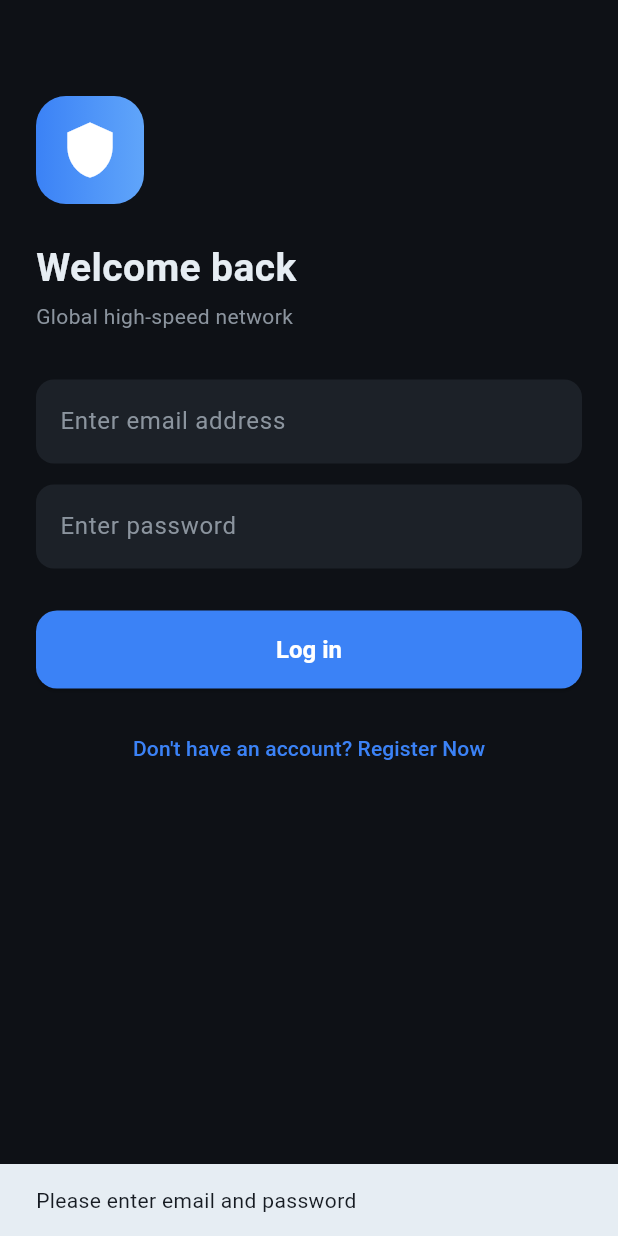
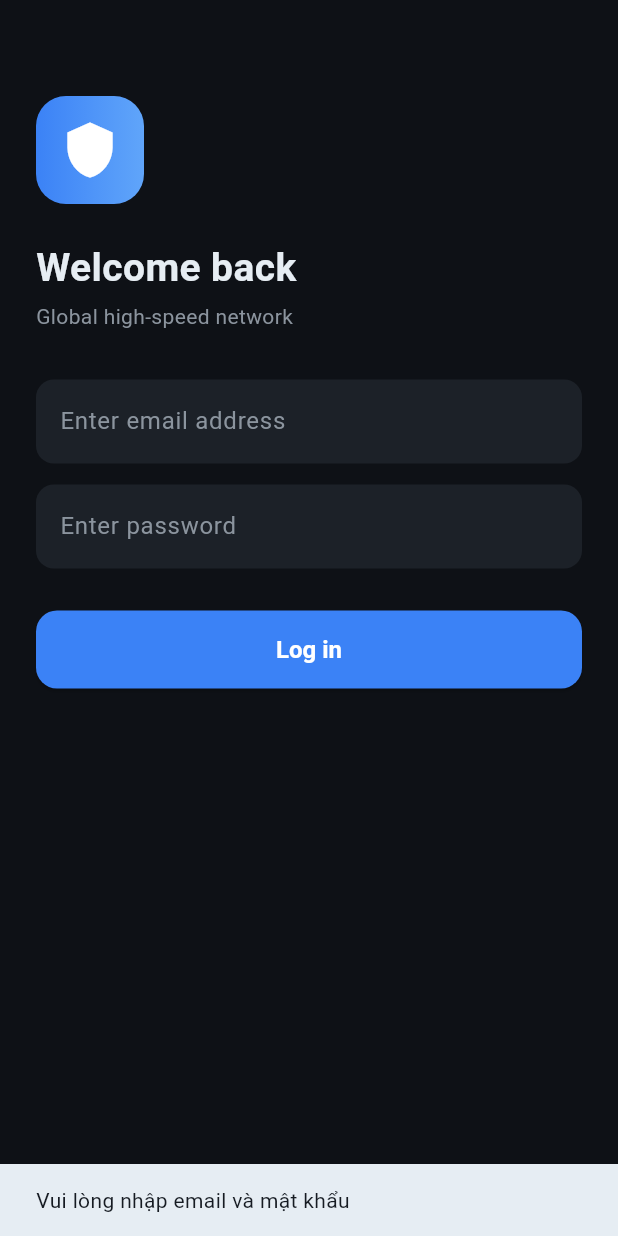
Before and after one commit to Cuong0k/user, a Flutter app: the screen it shows after launch, after a tap on "Log in", on a phone screen of 412 x 824 dp. Run offline on Flutter 3.47's test engine with Material 3 defaults, Android fonts, the phone set to English and light mode, and no system bars; our stand-ins replace dio, qr_flutter, shared_preferences; missing offline and left inert: country_flags, flutter_v2ray; accounts and stored records are empty; network calls fail.

Commit message:
login only, fix ss outbound routing, update-btn guard, clean home

```diff
--- a/lib/screens/home/home_screen.dart
+++ b/lib/screens/home/home_screen.dart
@@ -245,7 +245,7 @@ class _NodeSelector extends StatelessWidget {
               ),
         title: Text(node?.cleanName ?? 'Select a node',
             style: const TextStyle(fontWeight: FontWeight.w600)),
-        subtitle: Text(node == null ? 'Country/Region' : '${node.type} · x${node.rate}'),
+        subtitle: Text(node == null ? 'Country/Region' : 'Đã chọn'),
         trailing: const Icon(Icons.chevron_right),
         onTap: () => Navigator.push(context,
             MaterialPageRoute(builder: (_) => const NodeListScreen())),
--- a/lib/screens/login/login_screen.dart
+++ b/lib/screens/login/login_screen.dart
@@ -3,7 +3,6 @@ import 'package:provider/provider.dart';
 
 import '../../theme/app_theme.dart';
 import '../../providers/auth_provider.dart';
-import '../../core/api/v2board_service.dart';
 
 class LoginScreen extends StatefulWidget {
   const LoginScreen({super.key});
@@ -12,58 +11,25 @@ class LoginScreen extends StatefulWidget {
 }
 
 class _LoginScreenState extends State<LoginScreen> {
-  bool _isRegister = false;
   final _email = TextEditingController();
   final _pw = TextEditingController();
-  final _code = TextEditingController();
-  final _invite = TextEditingController();
-  int _countdown = 0;
 
   @override
   void dispose() {
     _email.dispose();
     _pw.dispose();
-    _code.dispose();
-    _invite.dispose();
     super.dispose();
-  }
-
-  Future<void> _sendCode() async {
-    if (_email.text.isEmpty) return _toast('Please enter email address');
-    try {
-      await V2BoardService.instance.sendEmailCode(_email.text.trim());
-      setState(() => _countdown = 60);
-      _tick();
-      _toast('Code sent');
-    } catch (e) {
-      _toast(e.toString());
-    }
-  }
-
-  void _tick() {
-    Future.delayed(const Duration(seconds: 1), () {
-      if (!mounted) return;
-      if (_countdown > 0) {
-        setState(() => _countdown--);
-        _tick();
-      }
-    });
   }
 
   Future<void> _submit() async {
     final auth = context.read<AuthProvider>();
     final email = _email.text.trim();
     final pw = _pw.text;
-    if (email.isEmpty || pw.isEmpty) return _toast('Please enter email and password');
-    if (pw.length < 6) return _toast('Password must be at least 6 characters');
+    if (email.isEmpty || pw.isEmpty) return _toast('Vui lòng nhập email và mật khẩu');
 
-    final ok = _isRegister
-        ? await auth.register(email, pw, _code.text.trim(),
-            _invite.text.trim().isEmpty ? null : _invite.text.trim())
-        : await auth.login(email, pw);
-
+    final ok = await auth.login(email, pw);
     if (!mounted) return;
-    if (!ok) _toast(auth.error ?? 'Failed');
+    if (!ok) _toast(auth.error ?? 'Đăng nhập thất bại');
   }
 
   void _toast(String m) =>
@@ -92,9 +58,9 @@ class _LoginScreenState extends State<LoginScreen> {
                 child: const Icon(Icons.shield, color: Colors.white, size: 40),
               ),
               const SizedBox(height: 24),
-              Text(
-                _isRegister ? 'Register Account' : 'Welcome back',
-                style: const TextStyle(
+              const Text(
+                'Welcome back',
+                style: TextStyle(
                     fontSize: 26,
                     fontWeight: FontWeight.bold,
                     color: AppColors.textPrimary),
@@ -114,34 +80,6 @@ class _LoginScreenState extends State<LoginScreen> {
                 obscureText: true,
                 decoration: const InputDecoration(hintText: 'Enter password'),
               ),
-              if (_isRegister) ...[
-                const SizedBox(height: 14),
-                Row(
-                  children: [
-                    Expanded(
-                      child: TextField(
-                        controller: _code,
-                        decoration:
-                            const InputDecoration(hintText: 'Verification code'),
-                      ),
-                    ),
-                    const SizedBox(width: 10),
-                    SizedBox(
-                      height: 52,
-                      child: OutlinedButton(
-                        onPressed: _countdown > 0 ? null : _sendCode,
-                        child: Text(_countdown > 0 ? '${_countdown}s' : 'Send'),
-                      ),
-                    ),
-                  ],
-                ),
-                const SizedBox(height: 14),
-                TextField(
-                  controller: _invite,
-                  decoration: const InputDecoration(
-                      hintText: 'Enter invite code (optional)'),
-                ),
-              ],
               const SizedBox(height: 28),
               ElevatedButton(
                 onPressed: loading ? null : _submit,
@@ -151,16 +89,7 @@ class _LoginScreenState extends State<LoginScreen> {
                         width: 22,
                         child: CircularProgressIndicator(
                             strokeWidth: 2, color: Colors.white))
-                    : Text(_isRegister ? 'Register' : 'Log in'),
-              ),
-              const SizedBox(height: 16),
-              Center(
-                child: TextButton(
-                  onPressed: () => setState(() => _isRegister = !_isRegister),
-                  child: Text(_isRegister
-                      ? 'Already have an account? Log in'
-                      : "Don't have an account? Register Now"),
-                ),
+                    : const Text('Log in'),
               ),
             ],
           ),
```
Also changed, not shown: lib/core/vpn/vpn_service.dart (+26 -51 lines), lib/screens/profile/profile_screen.dart (+10 -1 lines).
